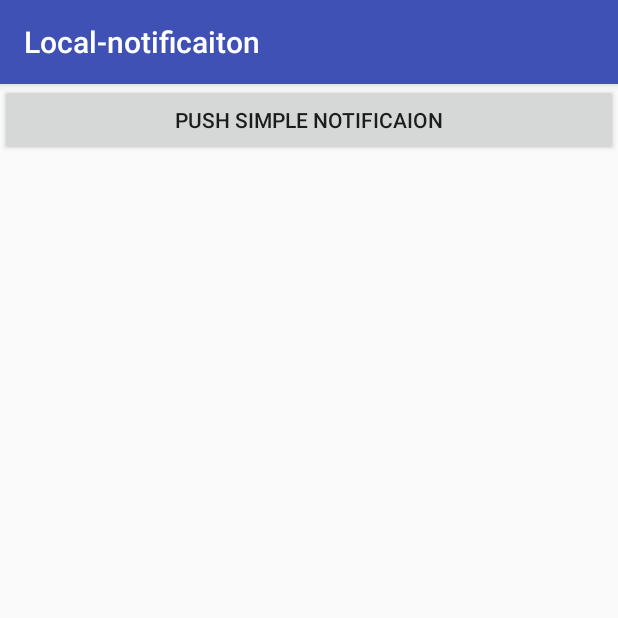
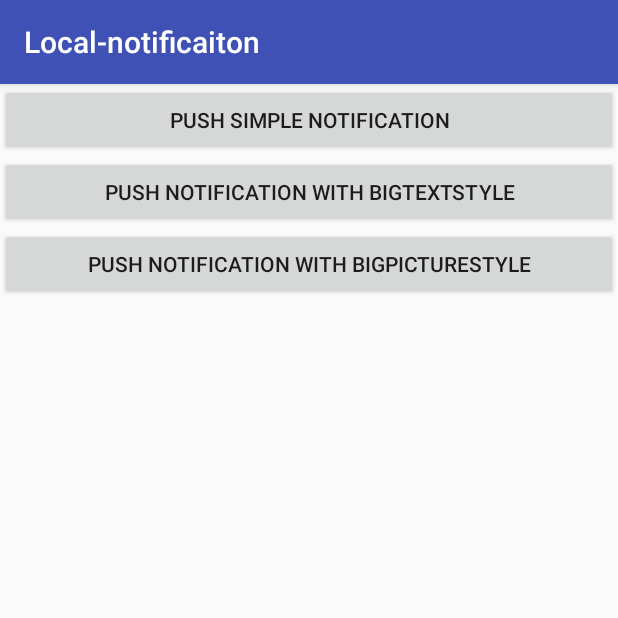
Before and after one commit to 5th-short-course/local-notification, an Android app: the screen it shows after launch (MainActivity), on a phone screen of 412 x 824 dp, the top half of it. Run offline under Robolectric (Android 15) with nearby library versions, the phone set to English and light mode, and no system bars.

Commit message:
complete on local notificaion

```diff
--- a/app/src/main/AndroidManifest.xml
+++ b/app/src/main/AndroidManifest.xml
@@ -17,6 +17,7 @@
                 <category android:name="android.intent.category.LAUNCHER" />
             </intent-filter>
         </activity>
+        <activity android:name=".DetailActivity"></activity>
     </application>
 
 </manifest>
--- a/app/src/main/java/com/example/rany/local_notificaiton/MainActivity.java
+++ b/app/src/main/java/com/example/rany/local_notificaiton/MainActivity.java
@@ -1,5 +1,8 @@
 package com.example.rany.local_notificaiton;
 
+import android.app.NotificationManager;
+import android.content.Context;
+import android.support.v4.app.NotificationCompat;
 import android.support.v7.app.AppCompatActivity;
 import android.os.Bundle;
 import android.widget.Button;
@@ -8,16 +11,48 @@ import com.example.rany.local_notificaiton.util.LocalNotificationHelper;
 
 public class MainActivity extends AppCompatActivity {
 
-    private Button btnSimpleNotification;
+    private Button btnSimpleNotification,btnNotificationWithBigTextStyle,btnNotificationWithBigPictureStyle;
+    private LocalNotificationHelper localNotificationHelper;
     @Override
     protected void onCreate(Bundle savedInstanceState) {
         super.onCreate(savedInstanceState);
         setContentView(R.layout.activity_main);
 
+        //setBadgeNumber to zero
+        /*NotificationCompat.Builder builder=new NotificationCompat.Builder(this,LocalNotificationHelper.CHANNEL_ID);
+        builder.setNumber(0);
+        ((NotificationManager) getSystemService(Context.NOTIFICATION_SERVICE)).notify(0,builder.build());
+*/
         btnSimpleNotification=findViewById(R.id.simpleNotification);
+        btnNotificationWithBigTextStyle=findViewById(R.id.notificationWithBigTextStyle);
+        btnNotificationWithBigPictureStyle=findViewById(R.id.notificationWithBigPictureStyle);
+
+
+        localNotificationHelper=new LocalNotificationHelper();
 
         btnSimpleNotification.setOnClickListener(v->{
-            new LocalNotificationHelper().pushSimpleNotification(this);
+            //new LocalNotificationHelper().pushSimpleNotification(this);
+            localNotificationHelper.pushSimpleNotification(this);
+        });
+
+        btnNotificationWithBigTextStyle.setOnClickListener(v->{
+            localNotificationHelper.pushNotificationWithBigText(
+                    this,
+                    "Hot new",
+                    "At the end of the operation, progress should equal max.",
+                    "At the end of the operation, progress should equal max. You can either leave the progress bar showing when the operation is done, or remove it."
+            );
+
+        });
+
+
+        btnNotificationWithBigPictureStyle.setOnClickListener(v->{
+            localNotificationHelper.pushNotificationWithBigPicture(
+                    this,
+                    "big picture style"
+                    ,"At the end of the operation, progress should equal max.",
+                    R.drawable.images_2
+            );
         });
     }
 }
--- a/app/src/main/res/layout/activity_main.xml
+++ b/app/src/main/res/layout/activity_main.xml
@@ -10,6 +10,17 @@
     <Button
         android:layout_width="match_parent"
         android:layout_height="wrap_content"
-        android:text="Push simple notificaion"
+        android:text="Push simple notification"
         android:id="@+id/simpleNotification"/>
+    <Button
+        android:layout_width="match_parent"
+        android:layout_height="wrap_content"
+        android:text="Push Notification with BigTextStyle"
+        android:id="@+id/notificationWithBigTextStyle"/>
+
+    <Button
+        android:layout_width="match_parent"
+        android:layout_height="wrap_content"
+        android:text="Push Notification with BigPictureStyle"
+        android:id="@+id/notificationWithBigPictureStyle"/>
 </LinearLayout>
```
Also changed, not shown: app/src/main/java/com/example/rany/local_notificaiton/DetailActivity.java (added, +20 -0 lines), app/src/main/java/com/example/rany/local_notificaiton/util/LocalNotificationHelper.java (+56 -1 lines), app/src/main/res/layout/activity_detail.xml (added, +13 -0 lines), app/src/main/res/drawable/images_2.jpg (added).
